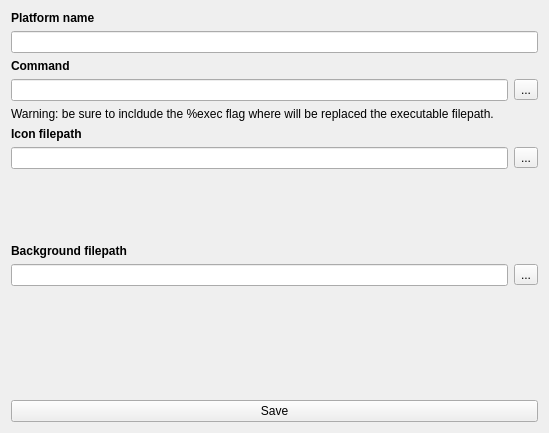
Old version of the form res/settings.ui in the repository remeh/mehstation-config.
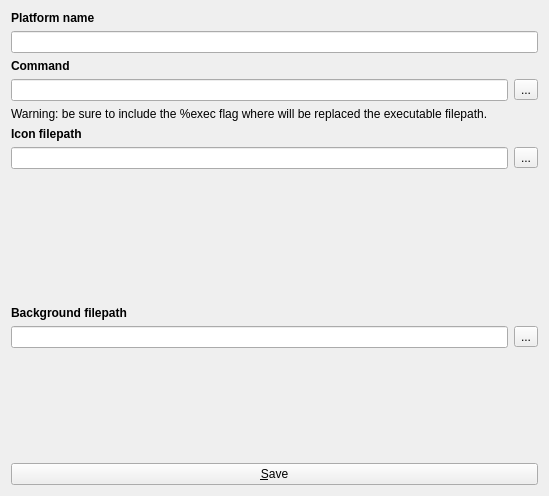
New version of the form.

Commit message: Fixed size for the platform's icon.

```diff
--- a/res/settings.ui
+++ b/res/settings.ui
@@ -7,7 +7,7 @@
     <x>0</x>
     <y>0</y>
     <width>549</width>
-    <height>433</height>
+    <height>496</height>
    </rect>
   </property>
   <property name="windowTitle">
@@ -60,7 +60,7 @@
    <item>
     <widget class="QLabel" name="label_5">
      <property name="text">
-      <string>Warning: be sure to incldude the %exec flag where will be replaced the executable filepath. </string>
+      <string>Warning: be sure to include the %exec flag where will be replaced the executable filepath. </string>
      </property>
     </widget>
    </item>
@@ -94,17 +94,20 @@
    <item>
     <widget class="QLabel" name="iconImage">
      <property name="sizePolicy">
-      <sizepolicy hsizetype="Ignored" vsizetype="Ignored">
+      <sizepolicy hsizetype="Fixed" vsizetype="Fixed">
        <horstretch>0</horstretch>
-       <verstretch>1</verstretch>
+       <verstretch>0</verstretch>
       </sizepolicy>
      </property>
      <property name="minimumSize">
       <size>
-       <width>50</width>
-       <height>50</height>
+       <width>125</width>
+       <height>125</height>
       </size>
      </property>
+     <property name="autoFillBackground">
+      <bool>false</bool>
+     </property>
      <property name="text">
       <string/>
      </property>
@@ -143,9 +146,9 @@
    <item>
     <widget class="QLabel" name="backgroundImage">
      <property name="sizePolicy">
-      <sizepolicy hsizetype="Ignored" vsizetype="Ignored">
+      <sizepolicy hsizetype="Preferred" vsizetype="Preferred">
        <horstretch>0</horstretch>
-       <verstretch>1</verstretch>
+       <verstretch>0</verstretch>
       </sizepolicy>
      </property>
      <property name="minimumSize">
@@ -178,7 +181,7 @@
    <item>
     <widget class="QPushButton" name="save">
      <property name="text">
-      <string>Save</string>
+      <string>&amp;Save</string>
      </property>
     </widget>
    </item>
```
Left out of the diff: 21 changed lines with no effect on the pictures. The commit also changes 1 other file.
